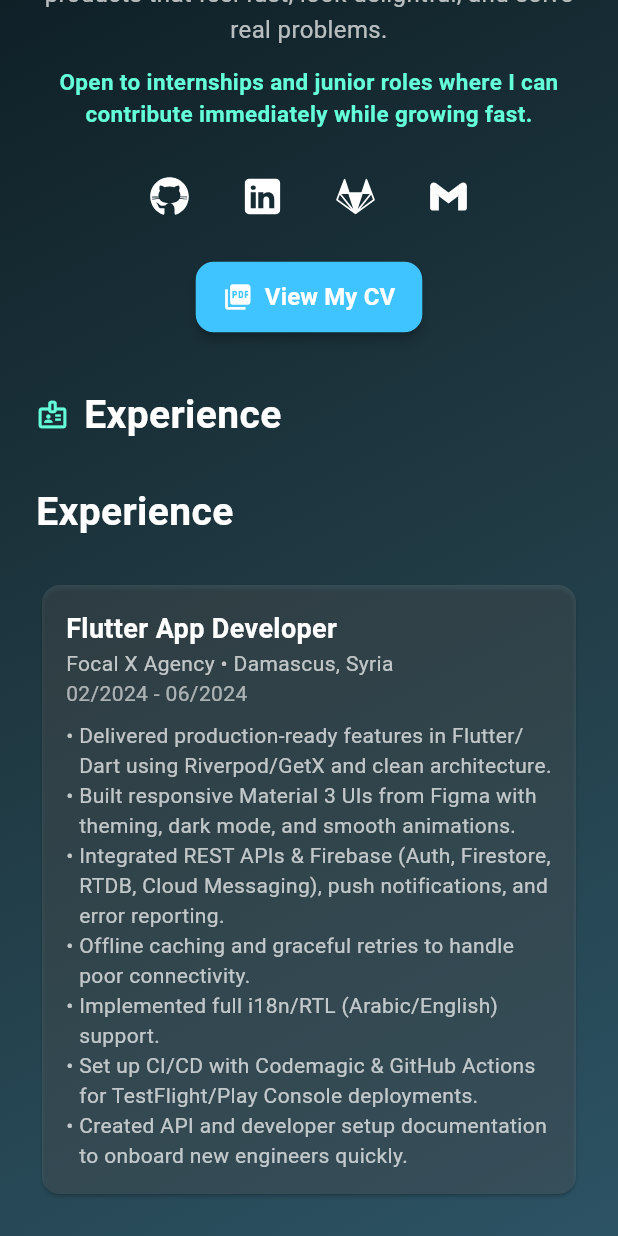
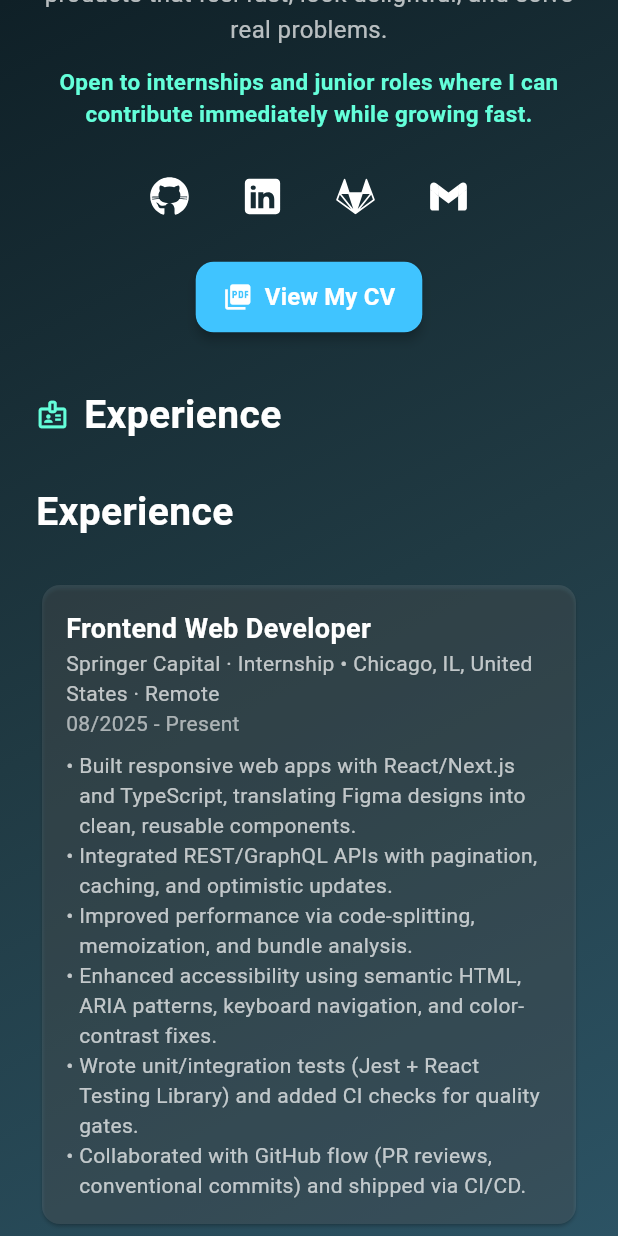
Before and after one commit to Karamkottish/My-Portfolio, a Flutter app: the screen it shows after launch, scrolled down 576 dp, on a phone screen of 412 x 824 dp. Run offline on Flutter 3.47's test engine with Material 3 defaults, Android fonts, the phone set to English and light mode, and no system bars; our stand-ins replace animate_do, animated_text_kit, flutter_svg, photo_view, video_player, visibility_detector; missing offline and left inert: syncfusion_flutter_pdfviewer.

Commit message:
Added new skills i got from the new course i got

```diff
--- a/lib/data/profile_data.dart
+++ b/lib/data/profile_data.dart
@@ -27,6 +27,24 @@ class ProfileData {
 
   // ===================== EXPERIENCE =====================
   static const experiences = [
+    // 🔹 NEW: Current internship (shows first)
+    Experience(
+      title: 'Frontend Web Developer',
+      org: 'Springer Capital · Internship',
+      location: 'Chicago, IL, United States · Remote',
+      start: '08/2025',
+      end: 'Present', // ✅ still working
+      bullets: [
+        'Built responsive web apps with React/Next.js and TypeScript, translating Figma designs into clean, reusable components.',
+        'Integrated REST/GraphQL APIs with pagination, caching, and optimistic updates.',
+        'Improved performance via code-splitting, memoization, and bundle analysis.',
+        'Enhanced accessibility using semantic HTML, ARIA patterns, keyboard navigation, and color-contrast fixes.',
+        'Wrote unit/integration tests (Jest + React Testing Library) and added CI checks for quality gates.',
+        'Collaborated with GitHub flow (PR reviews, conventional commits) and shipped via CI/CD.',
+      ],
+    ),
+
+    // Existing experience
     Experience(
       title: 'Flutter App Developer',
       org: 'Focal X Agency',
@@ -55,7 +73,7 @@ class ProfileData {
       'A cross-platform Flutter application that lets clients browse, book, and manage home-service appointments.',
       link: 'https://revonix.app',
       gitlabLink: 'https://gitlab.com/revonix1/revonix-frontend',
-      image: 'lib/assets/projects/RevonixYellow.jpg', // ✅ correct path
+      image: 'lib/assets/projects/RevonixYellow.jpg',
     ),
     Project(
       name: 'Shein Replica',
@@ -64,7 +82,7 @@ class ProfileData {
       summary:
       'A shopping experience replica with intuitive browsing and purchase flows.',
       link: 'https://github.com/Karamkottish/shein-replica',
-      image: 'lib/assets/projects/Shein-logo.png', // ✅ correct path
+      image: 'lib/assets/projects/Shein-logo.png',
     ),
     Project(
       name: 'Change Volunteering App',
@@ -73,7 +91,7 @@ class ProfileData {
       summary:
       'Helps users discover and join volunteering opportunities in one tap.',
       link: 'https://github.com/Karamkottish/Change-ASPU/tree/flutter',
-      image: 'lib/assets/projects/Change.png', // ✅ correct path
+      image: 'lib/assets/projects/Change.png',
     ),
   ];
 
@@ -95,14 +113,14 @@ class ProfileData {
 
   // ===================== COURSES =====================
   static const courses = [
-    // 🔹 Added Edrak UX (English)
+    // 🔹 Edrak UX (English)
     Course(
       title: 'User Experience Design (English)',
       provider: 'EDRAAK',
       date: '08/2025',
       image: 'lib/assets/courses/EdrakuiuxEng.png',
     ),
-    // 🔹 Added Edrak UX (Arabic)
+    // 🔹 Edrak UX (Arabic)
     Course(
       title: 'تصميم تجربة المستخدم (Arabic)',
       provider: 'إدراك',
@@ -184,31 +202,44 @@ class ProfileData {
     ),
     Certificate(title: 'Cloud Security', provider: 'TVTC', date: '03/2021'),
     Certificate(
-      title: 'Network & Cyber Security',
-      provider: 'TVTC',
-      date: '03/2021',
-    ),
+        title: 'Network & Cyber Security', provider: 'TVTC', date: '03/2021'),
     Certificate(title: 'Google Applications', provider: 'TVTC', date: '03/2021'),
     Certificate(
-      title: 'Future of Display Advertising',
-      provider: 'Google',
-      date: '03/2021',
-    ),
+        title: 'Future of Display Advertising', provider: 'Google', date: '03/2021'),
     Certificate(title: 'What is the micro:bit?', provider: 'BBC', date: '03/2021'),
     Certificate(title: 'TOT 60 hrs', provider: 'TVTC', date: '10/2020'),
   ];
 
   // ===================== SKILLS =====================
+  // Expanded with Frontend + APIs gained during internship
   static const skills = [
+    // Mobile / Flutter
     'Flutter/Dart',
     'Firebase',
-    'REST APIs',
-    'Git/GitHub/GitLab',
     'State Management (Riverpod/GetX)',
     'UI/UX & Responsive Design',
+    'Mobile Development',
+
+    // Frontend Web
     'Front-end Development',
+    'React',
+    'Next.js',
+    'TypeScript',
+    'Tailwind CSS',
+
+    // APIs / Data
+    'REST APIs',
+    'GraphQL',
     'API Integration',
-    'Mobile Development',
+
+    // Quality / Perf / DevEx
+    'Testing (Jest, React Testing Library)',
+    'Accessibility (a11y)',
+    'Performance Optimization',
+    'Git/GitHub/GitLab',
+    'CI/CD',
+
+    // General
     'Microsoft Office',
   ];
 
--- a/lib/widgets/skills_section.dart
+++ b/lib/widgets/skills_section.dart
@@ -1,21 +1,47 @@
+// lib/widgets/skills_section.dart
 import 'package:flutter/material.dart';
 import 'package:animate_do/animate_do.dart';
 
 class SkillsSection extends StatelessWidget {
-  const SkillsSection({super.key});
+  const SkillsSection({
+    super.key,
+    this.skills, // optional override
+  });
 
-  List<_Skill> get _skills => const [
+  /// Optional: pass a custom list from outside (e.g., from ProfileData).
+  final List<_Skill>? skills;
+
+  // Default set (includes frontend + APIs gained at Springer Capital)
+  List<_Skill> get _defaultSkills => const [
+    // Mobile / Flutter
     _Skill(name: "Flutter", level: 0.90),
     _Skill(name: "Dart", level: 0.85),
     _Skill(name: "UI/UX Design", level: 0.80),
     _Skill(name: "Firebase", level: 0.75),
-    _Skill(name: "REST APIs", level: 0.80),
+
+    // APIs / Data
+    _Skill(name: "REST APIs", level: 0.85),
+    _Skill(name: "GraphQL", level: 0.65),
+    _Skill(name: "API Integration (REST/GraphQL)", level: 0.82),
+
+    // Frontend Web
+    _Skill(name: "React", level: 0.80),
+    _Skill(name: "Next.js", level: 0.78),
+    _Skill(name: "TypeScript", level: 0.82),
+    _Skill(name: "Tailwind CSS", level: 0.76),
+
+    // Quality / Perf / DevEx
+    _Skill(name: "Testing (Jest/RTL)", level: 0.70),
+    _Skill(name: "Accessibility (a11y)", level: 0.72),
+    _Skill(name: "Performance Optimization", level: 0.74),
+    _Skill(name: "Git/GitHub/GitLab & CI/CD", level: 0.78),
   ];
 
   @override
   Widget build(BuildContext context) {
     final theme = Theme.of(context);
     final isDark = theme.brightness == Brightness.dark;
+    final list = skills ?? _defaultSkills;
 
     return Column(
       crossAxisAlignment: CrossAxisAlignment.start,
@@ -46,9 +72,9 @@ class SkillsSection extends StatelessWidget {
                 mainAxisSpacing: 12,
                 mainAxisExtent: 92,
               ),
-              itemCount: _skills.length,
+              itemCount: list.length,
               itemBuilder: (context, i) {
-                final skill = _skills[i];
+                final skill = list[i];
                 return FadeInUp(
                   duration: Duration(milliseconds: 350 + (i * 40)),
                   child: _SkillCard(skill: skill, isDark: isDark),
@@ -76,8 +102,9 @@ class _SkillCardState extends State<_SkillCard> {
 
   @override
   Widget build(BuildContext context) {
-    final bg =
-    widget.isDark ? Colors.white.withOpacity(.06) : Colors.black.withOpacity(.04);
+    final bg = widget.isDark
+        ? Colors.white.withOpacity(.06)
+        : Colors.black.withOpacity(.04);
     final border = widget.isDark ? Colors.white24 : Colors.black12;
     final accent = _pickAccent(widget.skill.name);
 
@@ -152,8 +179,9 @@ class _SkillCardState extends State<_SkillCard> {
                         ),
                         TweenAnimationBuilder<double>(
                           tween: Tween<double>(
-                              begin: 0,
-                              end: widget.skill.level.clamp(0.0, 1.0)),
+                            begin: 0,
+                            end: widget.skill.level.clamp(0.0, 1.0),
+                          ),
                           duration: const Duration(milliseconds: 400),
                           curve: Curves.easeOutCubic,
                           builder: (context, value, _) {
```
